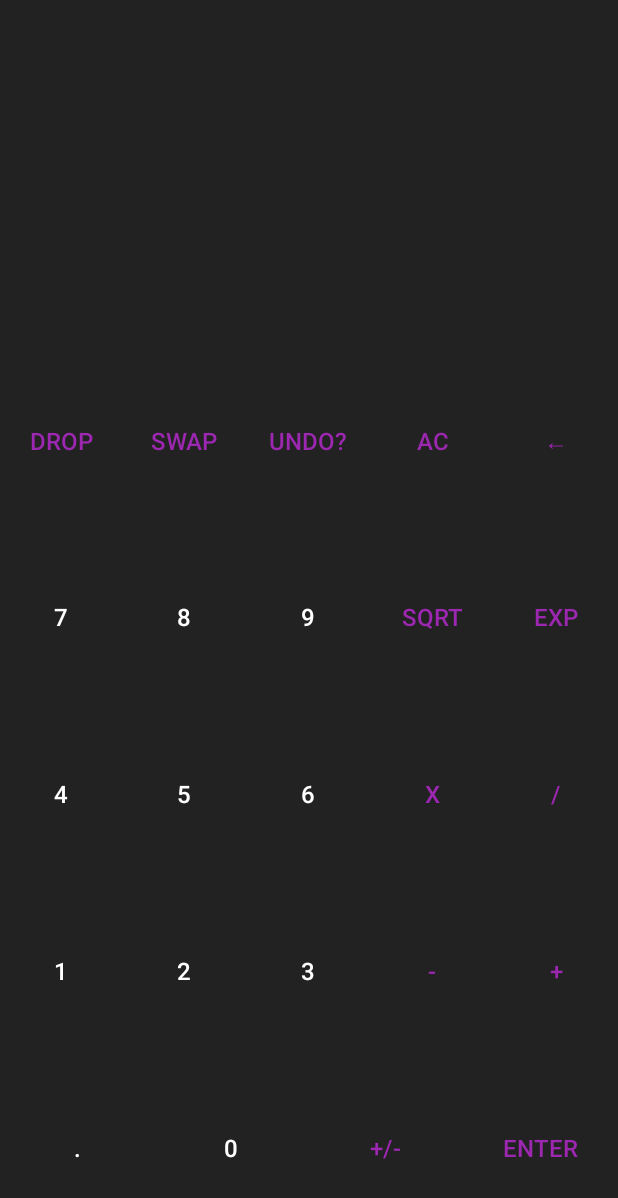
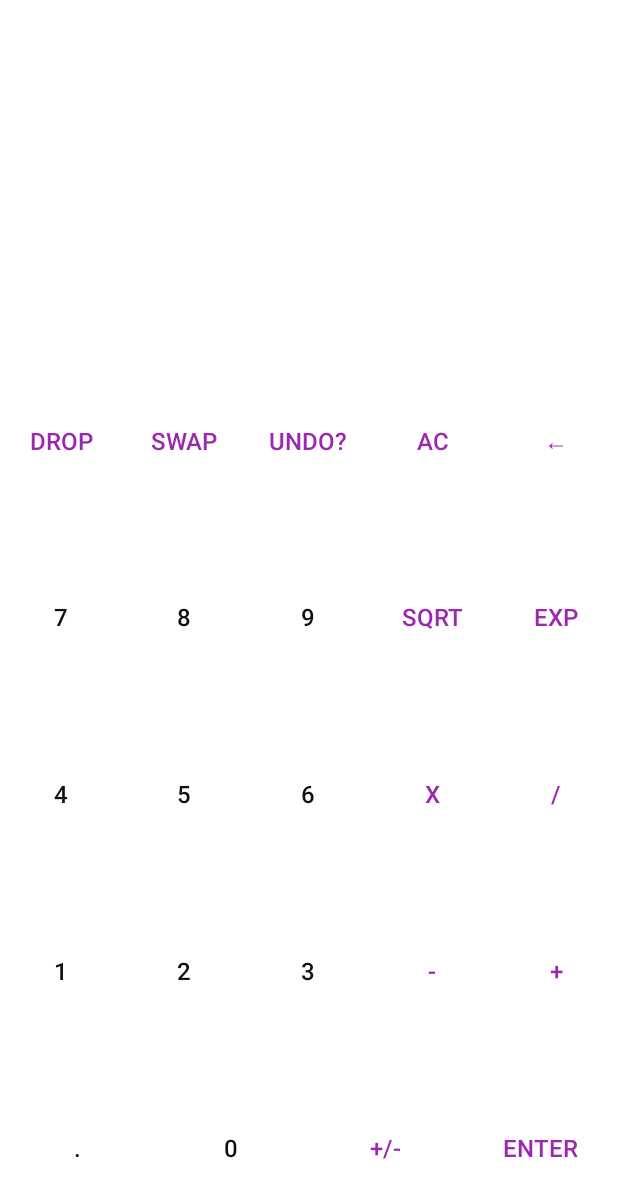
Before and after one commit to Stanislaw09/kotlin-calculator, an Android app: the layout activity_main.xml on its own in the app's theme, with its tools: preview values and no code run, on a phone screen of 412 x 824 dp. Shown: the top 1198 px of the screen. Run offline under Robolectric (Android 15) with nearby library versions, the phone set to English and light mode, and no system bars.

Commit message:
settings activity & light mode added

```diff
--- a/app/src/main/AndroidManifest.xml
+++ b/app/src/main/AndroidManifest.xml
@@ -10,6 +10,10 @@
         android:supportsRtl="true"
         android:theme="@style/Theme.Calculator">
         <activity
+            android:name=".Settings"
+            android:exported="false"
+            android:parentActivityName=".MainActivity"/>
+        <activity
             android:name=".MainActivity"
             android:exported="true">
             <intent-filter>
--- a/app/src/main/res/layout/activity_main.xml
+++ b/app/src/main/res/layout/activity_main.xml
@@ -1,9 +1,10 @@
 <?xml version="1.0" encoding="utf-8"?>
+
 <LinearLayout xmlns:android="http://schemas.android.com/apk/res/android"
     xmlns:app="http://schemas.android.com/apk/res-auto"
     xmlns:tools="http://schemas.android.com/tools"
     android:orientation="vertical"
-    android:background="@color/dark"
+    android:background="?attr/background"
     android:layout_width="match_parent"
     android:layout_height="match_parent"
     tools:context=".MainActivity">
@@ -20,9 +21,10 @@
             android:layout_width="match_parent"
             android:layout_height="wrap_content"
             android:lines="1"
+            android:padding="5sp"
             android:text=""
-            android:padding="5sp"
-            android:textColor="@color/grey"
+            android:textColor="?attr/colorPrimary"
+            android:background="?attr/background"
             android:textSize="18sp"
             app:layout_constraintHorizontal_bias="0.4"
             app:layout_constraintLeft_toLeftOf="parent"
@@ -34,9 +36,10 @@
             android:layout_width="match_parent"
             android:layout_height="wrap_content"
             android:lines="1"
+            android:padding="5sp"
             android:text=""
-            android:padding="5sp"
-            android:textColor="@color/grey"
+            android:textColor="?attr/colorPrimary"
+            android:background="?attr/background"
             android:textSize="18sp"
             app:layout_constraintHorizontal_bias="0.85"
             app:layout_constraintLeft_toLeftOf="parent"
@@ -48,9 +51,10 @@
             android:layout_width="match_parent"
             android:layout_height="wrap_content"
             android:lines="1"
+            android:padding="5sp"
             android:text=""
-            android:padding="5sp"
-            android:textColor="@color/grey"
+            android:textColor="?attr/colorPrimary"
+            android:background="?attr/background"
             android:textSize="18sp"
             app:layout_constraintHorizontal_bias="0.6"
             app:layout_constraintLeft_toLeftOf="parent"
@@ -64,7 +68,8 @@
             android:lines="1"
             android:padding="12sp"
             android:text=""
-            android:textColor="@color/white"
+            android:textColor="?attr/colorPrimary"
+            android:background="?attr/background"
             android:textSize="24sp"
             app:layout_constraintLeft_toLeftOf="parent"
             app:layout_constraintRight_toRightOf="parent"
@@ -74,6 +79,7 @@
 
     <LinearLayout
         style="@style/buttonRow">
+
         <Button
             style="@style/buttonOperator"
             android:onClick="dropAction"
--- a/app/src/main/res/values-night/themes.xml
+++ b/app/src/main/res/values-night/themes.xml
@@ -1,9 +1,10 @@
 <resources xmlns:tools="http://schemas.android.com/tools">
-    <style name="Theme.Calculator" parent="Theme.AppCompat">
-        <item name="colorPrimary">@color/violet</item>
-        <item name="colorPrimaryVariant">@color/dark</item>
-        <item name="colorOnPrimary">@color/white</item>
-        <item name="colorOnSecondary">@color/black</item>
-        <item name="android:statusBarColor" tools:targetApi="l">?attr/colorPrimaryVariant</item>
-    </style>
+<style name="Theme.Calculator" parent="Theme.AppCompat">
+    <item name="colorPrimary">@color/white</item>
+    <item name="background">@color/dark</item>
+    <item name="colorPrimaryVariant">@color/lightViolet</item>
+    <item name="colorOnBackground">@color/dark</item>
+    <item name="colorOnSecondary">@color/violet</item>
+    <item name="android:statusBarColor" tools:targetApi="l">?attr/colorPrimaryVariant</item>
+</style>
 </resources>
--- a/app/src/main/res/values/colors.xml
+++ b/app/src/main/res/values/colors.xml
@@ -1,9 +1,11 @@
 <?xml version="1.0" encoding="utf-8"?>
 <resources>
-    <color name="black">#FF000000</color>
+    <color name="black">#111</color>
+    <color name="green">#338840</color>
     <color name="white">#FFFFFFFF</color>
     <color name="grey">#bbb</color>
     <color name="dark">#222222</color>
     <color name="violet">#9C27B0</color>
+    <color name="lightViolet">#B0C46ED3</color>
     <color name="red">#BA2A5D</color>
 </resources>
--- a/app/src/main/res/values/styles.xml
+++ b/app/src/main/res/values/styles.xml
@@ -1,6 +1,6 @@
 <?xml version="1.0" encoding="utf-8"?>
 <resources>
-    <style name="buttonRow">
+    <style name="buttonRow" >
         <item name="android:layout_weight">1</item>
         <item name="android:layout_width">match_parent</item>
         <item name="android:layout_height">0dp</item>
@@ -10,8 +10,8 @@
         <item name="android:layout_weight">1</item>
         <item name="android:layout_width">0dp</item>
         <item name="android:layout_height">match_parent</item>
-        <item name="android:background">@null</item>
-        <item name="android:textColor">@color/white</item>
+        <item name="android:background">?attr/background</item>
+        <item name="android:textColor">?attr/colorPrimary</item>
         <item name="android:textSize">16sp</item>
         <item name="android:onClick">numberAction</item>
     </style>
@@ -20,8 +20,8 @@
         <item name="android:layout_weight">1</item>
         <item name="android:layout_width">0dp</item>
         <item name="android:layout_height">match_parent</item>
-        <item name="android:background">@null</item>
-        <item name="android:textColor">@color/violet</item>
+        <item name="android:background">?attr/background</item>
+        <item name="android:textColor">?attr/colorPrimaryVariant</item>
         <item name="android:textSize">16sp</item>
         <item name="android:onClick">operatorAction</item>
     </style>
--- a/app/src/main/res/values/themes.xml
+++ b/app/src/main/res/values/themes.xml
@@ -1,9 +1,10 @@
 <resources xmlns:tools="http://schemas.android.com/tools">
     <style name="Theme.Calculator" parent="Theme.AppCompat">
-        <item name="colorPrimary">@color/violet</item>
-        <item name="colorPrimaryVariant">@color/dark</item>
-        <item name="colorOnPrimary">@color/white</item>
-        <item name="colorOnSecondary">@color/black</item>
+        <item name="colorPrimary">@color/black</item>
+        <item name="background">@color/white</item>
+        <item name="colorPrimaryVariant">@color/violet</item>
+        <item name="colorOnBackground">@color/white</item>
+        <item name="colorOnSecondary">@color/violet</item>
         <item name="android:statusBarColor" tools:targetApi="l">?attr/colorPrimaryVariant</item>
     </style>
 </resources>
```
Also changed, not shown: app/src/main/java/com/example/calculator/MainActivity.kt (+21 -0 lines), app/src/main/java/com/example/calculator/Settings.kt (added, +47 -0 lines), app/src/main/res/drawable-anydpi/ic_settings.xml (added, +11 -0 lines), app/src/main/res/layout/activity_settings.xml (added, +20 -0 lines), app/src/main/res/menu/menu.xml (added, +11 -0 lines), app/src/main/res/drawable-hdpi/ic_settings.png (added), app/src/main/res/drawable-mdpi/ic_settings.png (added), app/src/main/res/drawable-xhdpi/ic_settings.png (added), app/src/main/res/drawable-xxhdpi/ic_settings.png (added).
